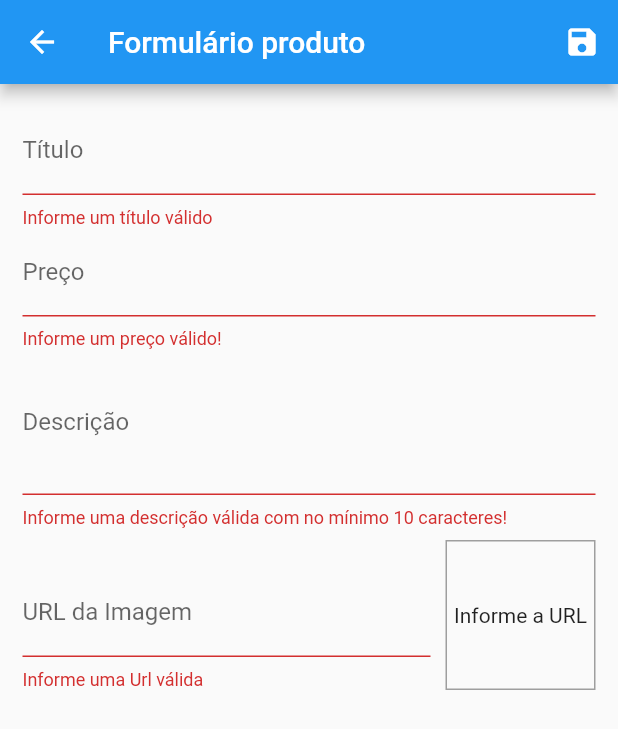
After one commit to rubens8848/shop, a Flutter app: the ProductFormScreen screen opened directly, after a tap on the "save" icon, on a phone screen of 412 x 824 dp. The commit adds this screen. Shown: the top 729 px of the screen. Run offline on Flutter 3.47's test engine with Material 2 defaults, Android fonts, the phone set to English and light mode, and no system bars; network calls fail.

Commit message:
crud de produtos

```diff
--- a/lib/main.dart
+++ b/lib/main.dart
@@ -5,8 +5,10 @@ import 'package:shop/providers/orders.dart';
 import 'package:shop/providers/products_provider.dart';
 import 'package:shop/views/cart_screen.dart';
 import 'package:shop/views/order_screen.dart';
+import 'package:shop/views/product_form_screen.dart';
 
 import 'package:shop/views/products_overview_screen.dart';
+import 'package:shop/views/products_screen.dart';
 import './utils/app_routes.dart';
 import 'package:shop/views/product_detail_screen.dart';
 
@@ -51,6 +53,8 @@ class MyHomePage extends StatelessWidget {
           AppRoutes.PRODUCT_DETAIL: (ctx) => ProductDetailScreen(),
           AppRoutes.CART: (ctx) => CartScreen(),
           AppRoutes.ORDERS: (ctx) => OrdersScreen(),
+          AppRoutes.PRODUCTS: (ctx) => ProductsScreen(),
+          AppRoutes.PRODUCTS_FORM: (ctx) => ProductFormScreen(),
         },
       ),
     );
--- a/lib/models/product.dart
+++ b/lib/models/product.dart
@@ -9,7 +9,7 @@ class Product with ChangeNotifier{
   bool isFavorite;
 
   Product({
-    @required this.id,
+    this.id,
     @required this.title,
     @required this.description,
     @required this.price,
--- a/lib/utils/app_routes.dart
+++ b/lib/utils/app_routes.dart
@@ -3,4 +3,6 @@ class AppRoutes{
   static const PRODUCT_DETAIL = '/product-detail';
   static const CART = '/cart';
   static const ORDERS = '/orders';
+  static const PRODUCTS = '/products';
+  static const PRODUCTS_FORM = '/products-form';
 }
--- /dev/null
+++ b/lib/views/product_form_screen.dart
@@ -0,0 +1,232 @@
+
+import 'package:flutter/material.dart';
+import 'package:provider/provider.dart';
+import 'package:shop/models/product.dart';
+import 'package:shop/providers/products_provider.dart';
+
+class ProductFormScreen extends StatefulWidget {
+  @override
+  _ProductFormScreenState createState() => _ProductFormScreenState();
+}
+
+class _ProductFormScreenState extends State<ProductFormScreen> {
+  final _priceFocusNode = FocusNode();
+  final _descriptionsFocusNode = FocusNode();
+  final _imageUrlFocusNode = FocusNode();
+  final _imageUrlController = TextEditingController();
+  final _form = GlobalKey<FormState>();
+  final _formData = Map<String, Object>();
+
+  @override
+  void initState() {
+    super.initState();
+    _imageUrlFocusNode.addListener(_updateImage);
+  }
+
+  @override
+  void didChangeDependencies() {
+    super.didChangeDependencies();
+
+    if (_formData.isEmpty) {
+      final product = ModalRoute.of(context).settings.arguments as Product;
+
+      if (product != null) {
+        _formData['id'] = product.id;
+        _formData['title'] = product.title;
+        _formData['description'] = product.description;
+        _formData['price'] = product.price;
+        _formData['imageUrl'] = product.imageUrl;
+
+        _imageUrlController.text = _formData['imageUrl'];
+      }else{
+        _formData['price'] = '';
+      }
+    }
+  }
+
+  void _updateImage() {
+    if (isValidImageUrl(_imageUrlController.text)) {
+      setState(() {});
+    }
+  }
+
+  bool isValidImageUrl(String url) {
+    bool startWithHttp = url.toLowerCase().startsWith('http://');
+    bool startWithHttps = url.toLowerCase().startsWith('https://');
+    bool endsWithPng = url.toLowerCase().endsWith('.png');
+    bool endsWithJpg = url.toLowerCase().endsWith('.jpg');
+    bool endsWithJpeg = url.toLowerCase().endsWith('.jpeg');
+    return (startWithHttp || startWithHttps) &&
+        (endsWithPng || endsWithJpg || endsWithJpeg);
+  }
+
+  @override
+  void dispose() {
+    super.dispose();
+    _priceFocusNode.dispose();
+    _descriptionsFocusNode.dispose();
+    _imageUrlFocusNode.dispose();
+    _imageUrlFocusNode.removeListener(_updateImage);
+  }
+
+  void _saveForm() {
+    var isValid = _form.currentState.validate();
+
+    if (!isValid) {
+      return;
+    }
+
+    _form.currentState.save();
+
+    final product = Product(
+      id: _formData['id'],
+      title: _formData['title'],
+      price: _formData['price'],
+      description: _formData['description'],
+      imageUrl: _formData['imageUrl'],
+    );
+
+    final productsProvider =
+        Provider.of<ProductsProvider>(context, listen: false);
+    if (_formData['id'] == null) {
+      productsProvider.addProduct(product);
+    } else {
+      productsProvider.updateProduct(product);
+    }
+
+    Navigator.of(context).pop();
+  }
+
+  @override
+  Widget build(BuildContext context) {
+    return Scaffold(
+      appBar: AppBar(
+        title: Text('Formulário produto'),
+        actions: [
+          IconButton(
+              icon: Icon(Icons.save),
+              onPressed: () {
+                _saveForm();
+              }),
+        ],
+      ),
+      body: Padding(
+        padding: const EdgeInsets.all(15.0),
+        child: Form(
+          //ligando o globalKey ao form
+          key: _form,
+          child: ListView(
+            children: [
+              TextFormField(
+                initialValue: _formData['title'],
+                decoration: InputDecoration(labelText: 'Título'),
+                textInputAction: TextInputAction.next,
+                onFieldSubmitted: (_) {
+                  FocusScope.of(context).requestFocus(_priceFocusNode);
+                },
+                onSaved: (value) => _formData['title'] = value,
+                validator: (value) {
+                  if (value.trim().isEmpty) {
+                    return 'Informe um título válido';
+                  }
+                  return null;
+                },
+              ),
+              TextFormField(
+                initialValue: _formData['price'].toString(),
+                decoration: InputDecoration(labelText: 'Preço'),
+                textInputAction: TextInputAction.next,
+                keyboardType: TextInputType.numberWithOptions(
+                  decimal: true,
+                ),
+                focusNode: _priceFocusNode,
+                onFieldSubmitted: (_) {
+                  FocusScope.of(context).requestFocus(_descriptionsFocusNode);
+                },
+                onSaved: (value) => _formData['price'] = double.parse(value),
+                validator: (value) {
+                  bool isEmpity = value.trim().isEmpty;
+                  var price = double.tryParse(value);
+                  bool invalidPrice = price == null || price == 0.0;
+
+                  if (isEmpity || invalidPrice) {
+                    return 'Informe um preço válido!';
+                  }
+
+                  return null;
+                },
+              ),
+              TextFormField(
+                initialValue: _formData['description'],
+                decoration: InputDecoration(labelText: 'Descrição'),
+                maxLines: 3,
+                keyboardType: TextInputType.multiline,
+                focusNode: _descriptionsFocusNode,
+                onSaved: (value) => _formData['description'] = value,
+                validator: (value) {
+                  bool emptyDescription = value.trim().isEmpty;
+                  bool invalidDescription = value.length < 10;
+
+                  if (emptyDescription || invalidDescription) {
+                    return 'Informe uma descrição válida com no mínimo 10 caracteres!';
+                  }
+
+                  return null;
+                },
+              ),
+              Row(
+                crossAxisAlignment: CrossAxisAlignment.end,
+                children: [
+                  Expanded(
+                    child: TextFormField(
+                      decoration: InputDecoration(labelText: 'URL da Imagem'),
+                      keyboardType: TextInputType.url,
+                      textInputAction: TextInputAction.done,
+                      focusNode: _imageUrlFocusNode,
+                      controller: _imageUrlController,
+                      onFieldSubmitted: (_) {
+                        _saveForm();
+                      },
+                      onSaved: (value) => _formData['imageUrl'] = value,
+                      validator: (value) {
+                        bool emptyUrl = value.trim().isEmpty;
+                        bool invalidUrl = !isValidImageUrl(value);
+
+                        if (emptyUrl || invalidUrl) {
+                          return 'Informe uma Url válida';
+                        }
+
+                        return null;
+                      },
+                    ),
+                  ),
+                  Container(
+                    height: 100,
+                    width: 100,
+                    margin: EdgeInsets.only(
+                      top: 8,
+                      left: 10,
+                    ),
+                    decoration: BoxDecoration(
+                      border: Border.all(
+                        color: Colors.grey,
+                        width: 1,
+                      ),
+                    ),
+                    alignment: Alignment.center,
+                    child: _imageUrlController.text.isEmpty
+                        ? Text('Informe a URL')
+                        : FittedBox(
+                            child: Image.network(_imageUrlController.text),
+                            fit: BoxFit.cover,
+                          ),
+                  ),
+                ],
+              ),
+            ],
+          ),
+        ),
+      ),
+    );
+  }
+}
--- a/lib/widgets/product_grid.dart
+++ b/lib/widgets/product_grid.dart
@@ -1,7 +1,7 @@
 import 'package:flutter/material.dart';
 import 'package:provider/provider.dart';
 import 'package:shop/providers/products_provider.dart';
-import 'package:shop/widgets/product_item.dart';
+import 'package:shop/widgets/product_grid_item.dart';
 
 class ProductGrid extends StatelessWidget {
   final bool showFavoriteOnly;
@@ -21,7 +21,7 @@ class ProductGrid extends StatelessWidget {
       padding: const EdgeInsets.all(10),
       itemBuilder: (ctx, i) => ChangeNotifierProvider.value(
         value: products[i],
-        child: ProductItem(),
+        child: ProductGridItem(),
       ),
       gridDelegate: SliverGridDelegateWithFixedCrossAxisCount(
         crossAxisCount: 2,
```
Also changed, not shown: lib/providers/products_provider.dart (+36 -3 lines), lib/views/products_screen.dart (added, +42 -0 lines), lib/widgets/app_drawer.dart (+10 -0 lines), lib/widgets/product_grid_item.dart (added, +69 -0 lines), lib/widgets/product_item.dart (+53 -55 lines).
